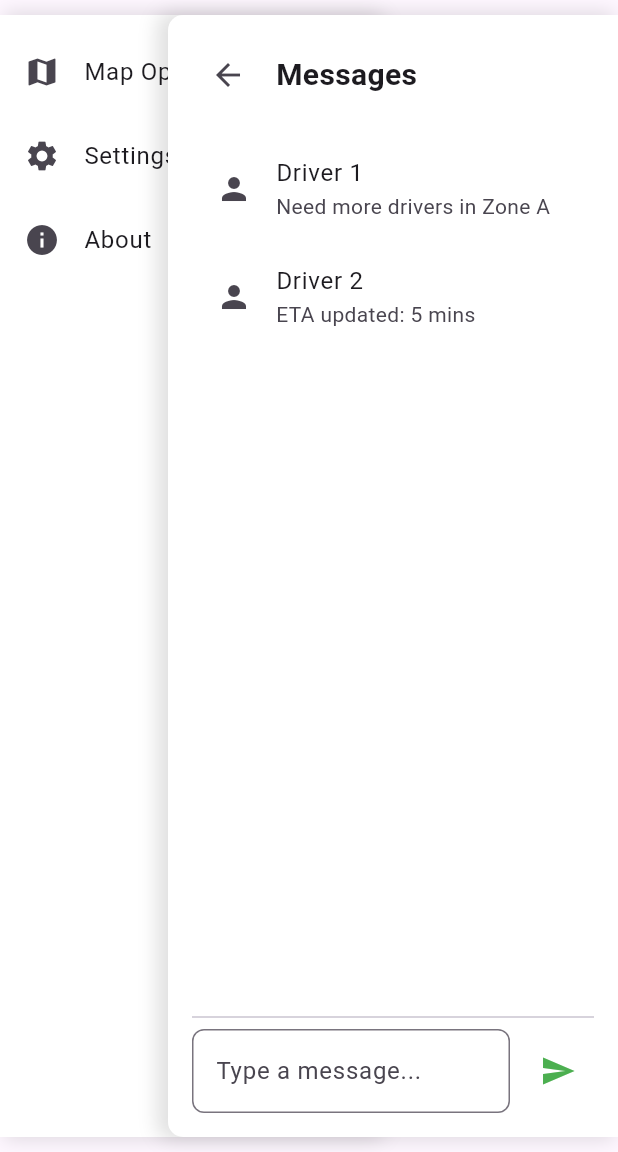
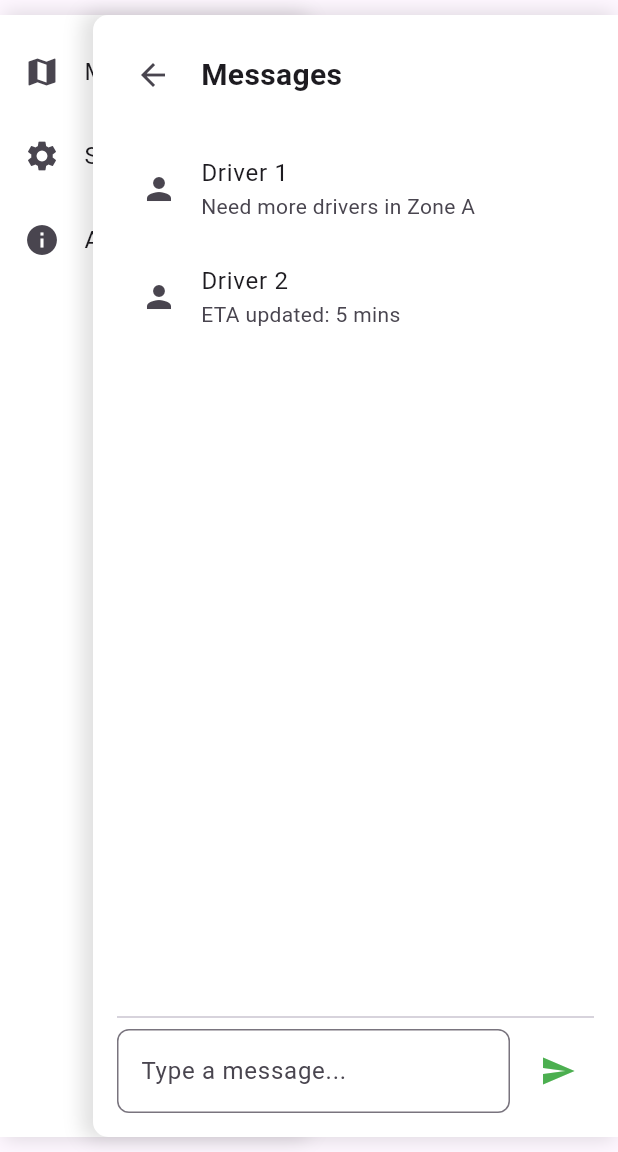
Before and after one commit to ebra2022-sudo/bus_allocation_dashboard_application, a Flutter app: the screen it shows after launch, after a tap on the "menu" icon, after a tap on the "message" icon, on a phone screen of 412 x 824 dp, the part 84-1236 px from its top. Run offline on Flutter 3.47's test engine with Material 3 defaults, Android fonts, the phone set to English and light mode, and no system bars.

Commit message:
add drag animation feature

```diff
--- a/lib/main.dart
+++ b/lib/main.dart
@@ -29,12 +29,14 @@ class DashboardScreen extends StatefulWidget {
 class _DashboardScreenState extends State<DashboardScreen> {
   bool _isSidePanelOpen = false;
   bool _isMessagePanelOpen = false;
-  final double _sidePanelWidth = 250.0;
-  final double _messagePanelWidth = 300.0;
+  final double _sidePanelWidth =200.0;
+  final double _messagePanelWidth = 350.0;
 
   double _bottomHeight = 200.0;
   final double _minHeight = 100.0;
   final double _maxHeight = 500.0;
+
+  bool _isHovering = false;
 
   bool _isDragging = false;
   bool? _isDraggingUp;
@@ -153,25 +155,53 @@ class _DashboardScreenState extends State<DashboardScreen> {
                   ),
                 ),
                 // Drag handle
-                GestureDetector(
+                // Drag handle
+
+                MouseRegion(
+                  onEnter: (_) {
+                    setState(() {
+                      _isHovering = true;
+                    });
+                  },
+                  onExit: (_) {
+                    setState(() {
+                      _isHovering = false;
+                    });
+                  },
+                  child: GestureDetector(
                     onVerticalDragUpdate: _onVerticalDragUpdate,
                     onVerticalDragStart: _onVerticalDragStart,
                     onVerticalDragEnd: _onVerticalDragEnd,
                     child: Container(
-                    height: 10,
+                      height: 20, // Responsive height from previous updates
                       alignment: Alignment.center,
-                    child: Container(
-                      width: 100,
-                      height: 5,
+                      child:  _isDragging && _isDraggingUp == true
+                          ? Icon(
+                        Icons.arrow_upward,
+                        size:  18.0, // Responsive icon size
+                        color: _isDragging ? Colors.blue : Colors.grey.shade600,
+                      ):
+                      _isDragging && _isDraggingUp == false
+                          ? Icon(
+                        Icons.arrow_downward,
+                        size:  18.0, // Responsive icon size
+                        color: _isDragging ? Colors.blue : Colors.grey.shade600,
+                      )
+                          : Container(
+                        width: 80, // Responsive width from previous updates
+                        height: 8,
                         decoration: BoxDecoration(
-                        color: _isDragging ? Colors.blue : Colors.grey.shade600,
+                          color:  _isHovering ? Colors.blue : Colors.green,
                           borderRadius: BorderRadius.circular(2.5),
                         ),
                       ),
                     ),
                   ),
+                ),
+
                 // Bottom Sheet
-                SizedBox(
+                Expanded(
+                    child:SizedBox(
                       height: _bottomHeight - 10,
                       child: Container(
                         padding: const EdgeInsets.only(bottom: 10.0, left: 10.0, right: 10),
@@ -185,6 +215,7 @@ class _DashboardScreenState extends State<DashboardScreen> {
                         ),
                       ),
                     ),
+                )
               ],
             ),
           ),
```
Lines whose indentation alone changed are shown as unchanged.
